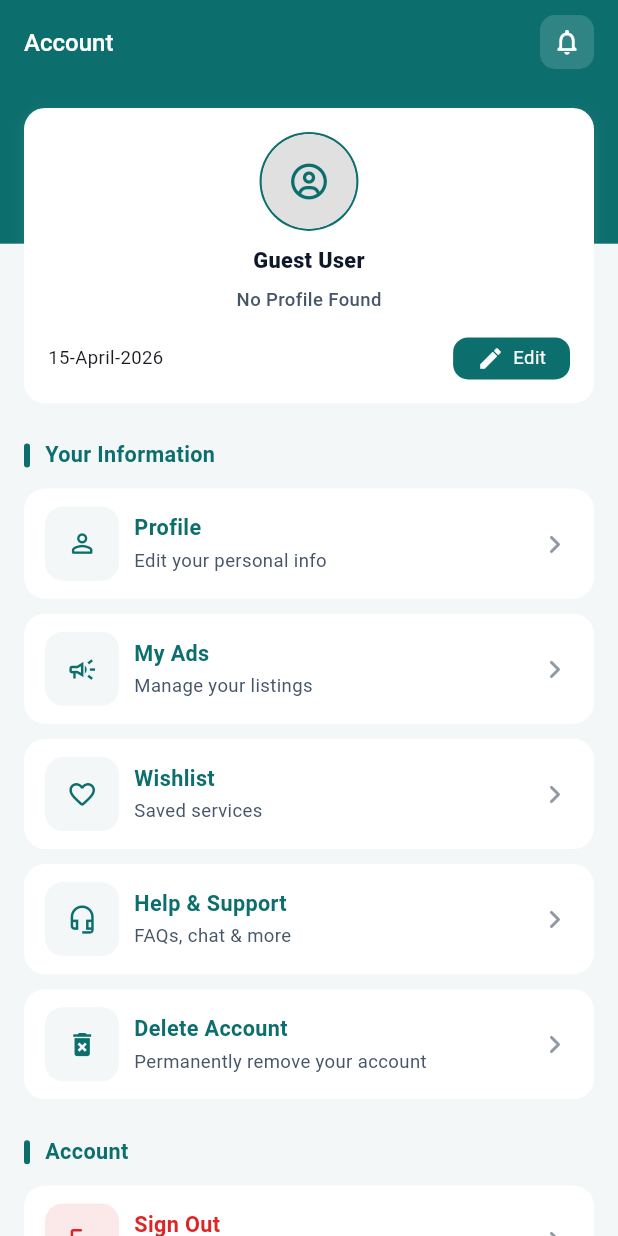
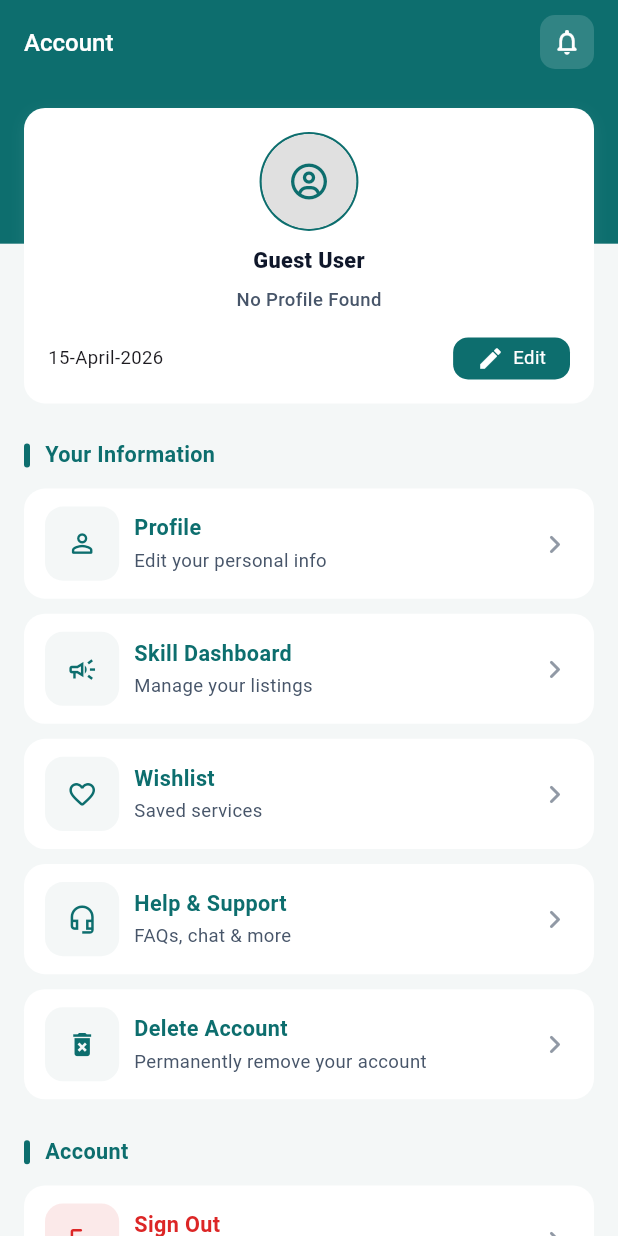
Before and after one commit to Akshay-Panika/Skills_app, a Flutter app: the AccountScreen screen opened directly, on a phone screen of 412 x 824 dp. Run offline on Flutter 3.47's test engine with Material 3 defaults, Android fonts, the phone set to English and light mode, and no system bars; drawn by our look-alikes of cached_network_image; our stand-ins replace dio, file_picker, fluttertoast, font_awesome_flutter, geocoding, geolocator and 6 more; accounts and stored records are empty; network calls fail; project files that could hold a hidden picture were left out.

Commit message:
git commit -m "first commit"

```diff
--- a/lib/features/account/screen/account_screen.dart
+++ b/lib/features/account/screen/account_screen.dart
@@ -96,7 +96,7 @@ class _AccountScreenState extends State<AccountScreen> {
                 ),
                 _MenuTile(
                   icon: Icons.campaign_outlined,
-                  title: "My Ads",
+                  title: "Skill Dashboard",
                   subtitle: "Manage your listings",
                   onTap: () => Get.to(() => AdsScreen()),
                 ),
--- a/lib/features/service/screen/service_screen.dart
+++ b/lib/features/service/screen/service_screen.dart
@@ -1,13 +1,10 @@
 import 'package:flutter/material.dart';
-import 'package:geolocator/geolocator.dart';
 import 'package:get/get.dart';
 import 'package:skills_app/core/constant/app_color.dart';
 import 'package:skills_app/features/service/controller/service_list_controller.dart';
-import 'package:skills_app/features/service/screen/service_details_screen.dart';
 import '../../../core/widget/my_appbar.dart';
 import '../../home/screen/home_screen.dart';
 import '../../home/widget/service_card.dart';
-import '../../location/controller/location_controller.dart';
 
 
 class ServiceScreen extends StatefulWidget {
@@ -27,7 +24,7 @@ class _ServiceScreenState extends State<ServiceScreen> {
     return Scaffold(
       backgroundColor: AppColor.white,
       appBar: myAppBar(
-        title: "Service",
+        title: "Near by Skill",
         showBackButton: true,
         backgroundColor: AppColor.primary,
         titleColor: AppColor.white,
```
